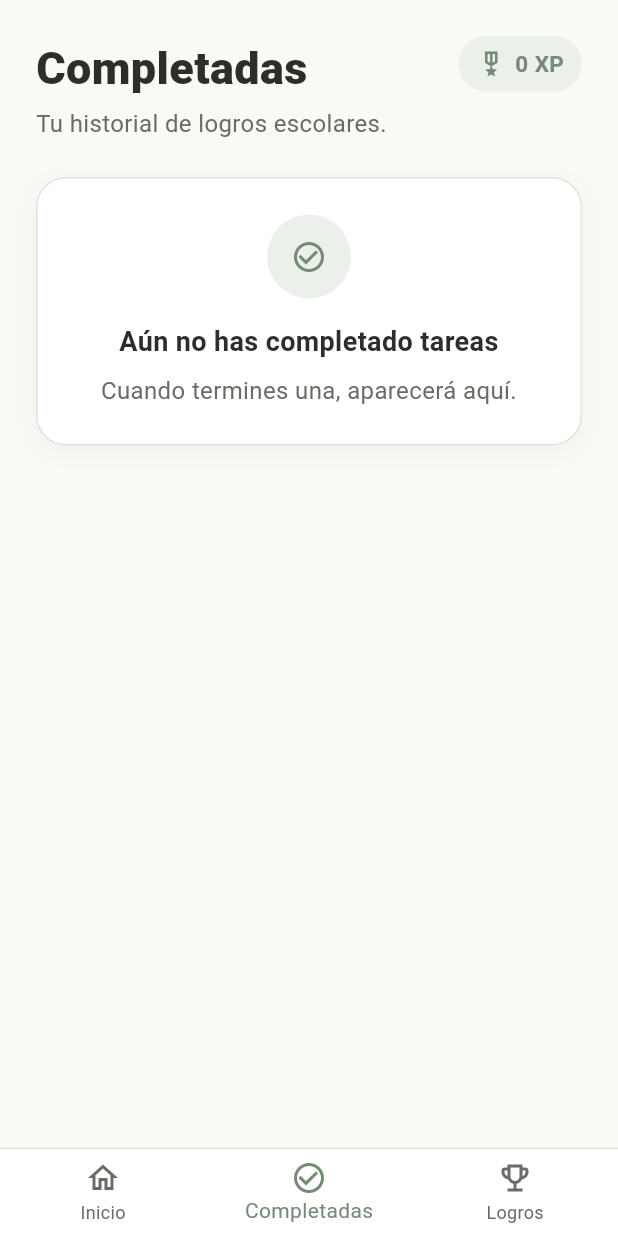
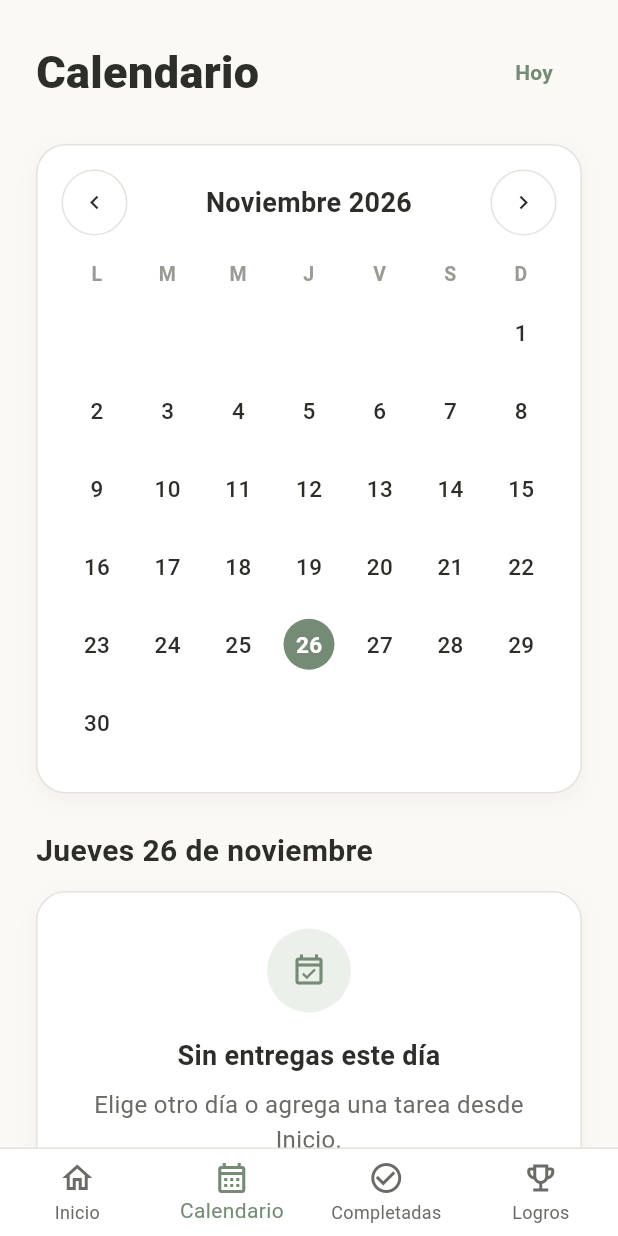
Before and after one commit to Bkyo13/studdy_plan_proyecto, a Flutter app: the EstudianteHome screen opened directly, item 2 of the bottom bar chosen, on a phone screen of 412 x 824 dp. Run offline on Flutter 3.47's test engine with Material 3 defaults, Android fonts, the phone set to English and light mode, and no system bars; our stand-ins replace shared_preferences; accounts and stored records are empty.

Commit message:
Agrega pestaña de Calendario xd

```diff
--- /dev/null
+++ b/lib/screens/estudiante/calendario_screen.dart
@@ -0,0 +1,271 @@
+import 'package:flutter/material.dart';
+import 'package:provider/provider.dart';
+
+import '../../models/tarea.dart';
+import '../../providers/auth_provider.dart';
+import '../../providers/materia_provider.dart';
+import '../../providers/tarea_provider.dart';
+import '../../theme/app_theme.dart';
+import '../../utils/formato_fecha.dart';
+import '../../widgets/boton_circular.dart';
+import '../../widgets/estado_vacio.dart';
+import '../../widgets/tarjeta_tarea.dart';
+import 'detalle_tarea_screen.dart';
+
+/// Pestaña Calendario: vista del mes con puntitos en los días que tienen
+/// entregas, y abajo la lista de tareas del día elegido. Hecho con widgets
+/// de Flutter, sin paquetes extra.
+class CalendarioScreen extends StatefulWidget {
+  const CalendarioScreen({super.key});
+
+  @override
+  State<CalendarioScreen> createState() => _CalendarioScreenState();
+}
+
+class _CalendarioScreenState extends State<CalendarioScreen> {
+  static const _iniciales = ['L', 'M', 'M', 'J', 'V', 'S', 'D'];
+
+  /// Primer día del mes que se está viendo.
+  late DateTime _mes;
+
+  /// Día elegido (sin hora).
+  late DateTime _diaElegido;
+
+  @override
+  void initState() {
+    super.initState();
+    final hoy = _soloDia(DateTime.now());
+    _mes = DateTime(hoy.year, hoy.month);
+    _diaElegido = hoy;
+  }
+
+  DateTime _soloDia(DateTime f) => DateTime(f.year, f.month, f.day);
+
+  void _cambiarMes(int delta) {
+    setState(() => _mes = DateTime(_mes.year, _mes.month + delta));
+  }
+
+  void _irAHoy() {
+    final hoy = _soloDia(DateTime.now());
+    setState(() {
+      _mes = DateTime(hoy.year, hoy.month);
+      _diaElegido = hoy;
+    });
+  }
+
+  @override
+  Widget build(BuildContext context) {
+    final usuario = context.watch<AuthProvider>().usuarioActual;
+    final materias = context.watch<MateriaProvider>();
+    final tareas = usuario == null
+        ? <Tarea>[]
+        : context.watch<TareaProvider>().tareasDe(usuario.id);
+
+    // Tareas agrupadas por día de entrega.
+    final porDia = <DateTime, List<Tarea>>{};
+    for (final t in tareas) {
+      porDia.putIfAbsent(_soloDia(t.fechaEntrega), () => []).add(t);
+    }
+    final delDia = List<Tarea>.of(porDia[_diaElegido] ?? const <Tarea>[])
+      ..sort((a, b) {
+        // Primero las pendientes, luego por hora de entrega.
+        if (a.estado != b.estado) {
+          return a.estado == Estado.pendiente ? -1 : 1;
+        }
+        return a.fechaEntrega.compareTo(b.fechaEntrega);
+      });
+
+    return SafeArea(
+      child: ListView(
+        padding: const EdgeInsets.all(AppSpacing.pantalla),
+        children: [
+          Row(
+            children: [
+              const Expanded(
+                child: Text('Calendario', style: AppText.tituloPantalla),
+              ),
+              TextButton(
+                onPressed: _irAHoy,
+                child: const Text(
+                  'Hoy',
+                  style: TextStyle(
+                    fontWeight: FontWeight.w600,
+                    color: AppColors.verde,
+                  ),
+                ),
+              ),
+            ],
+          ),
+          const SizedBox(height: AppSpacing.entreSecciones),
+          Container(
+            padding: const EdgeInsets.all(16),
+            decoration: AppDecor.tarjeta(),
+            child: Column(
+              children: [
+                _encabezadoMes(),
+                const SizedBox(height: 16),
+                _filaIniciales(),
+                const SizedBox(height: 8),
+                ..._semanas(porDia),
+              ],
+            ),
+          ),
+          const SizedBox(height: AppSpacing.entreSecciones),
+          Text(formatoDiaLargo(_diaElegido), style: AppText.tituloSeccion),
+          const SizedBox(height: 12),
+          if (delDia.isEmpty)
+            const EstadoVacio(
+              icono: Icons.event_available_outlined,
+              titulo: 'Sin entregas este día',
+              mensaje: 'Elige otro día o agrega una tarea desde Inicio.',
+            )
+          else
+            for (final tarea in delDia) ...[
+              TarjetaTarea(
+                tarea: tarea,
+                materia: materias.porId(tarea.materiaId),
+                onTap: () => Navigator.of(context).push(
+                  MaterialPageRoute(
+                    builder: (_) => DetalleTareaScreen(tareaId: tarea.id),
+                  ),
+                ),
+              ),
+              const SizedBox(height: AppSpacing.entreTarjetas),
+            ],
+        ],
+      ),
+    );
+  }
+
+  Widget _encabezadoMes() {
+    return Row(
+      children: [
+        BotonCircular(
+          icono: Icons.chevron_left,
+          onPressed: () => _cambiarMes(-1),
+        ),
+        Expanded(
+          child: Text(
+            formatoMesAnio(_mes),
+            textAlign: TextAlign.center,
+            style: AppText.tituloTarjeta,
+          ),
+        ),
+        BotonCircular(
+          icono: Icons.chevron_right,
+          onPressed: () => _cambiarMes(1),
+        ),
+      ],
+    );
+  }
+
+  Widget _filaIniciales() {
+    return Row(
+      children: [
+        for (final inicial in _iniciales)
+          Expanded(
+            child: Text(
+              inicial,
+              textAlign: TextAlign.center,
+              style: const TextStyle(
+                fontSize: 13,
+                fontWeight: FontWeight.w700,
+                color: AppColors.textoTenue,
+              ),
+            ),
+          ),
+      ],
+    );
+  }
+
+  /// Filas de 7 días. Los huecos antes del día 1 y después del último quedan vacíos.
+  List<Widget> _semanas(Map<DateTime, List<Tarea>> porDia) {
+    final diasEnMes = DateTime(_mes.year, _mes.month + 1, 0).day;
+    final huecosInicio = _mes.weekday - 1; // lunes = 0
+    final totalCeldas = ((huecosInicio + diasEnMes + 6) ~/ 7) * 7;
+
+    final filas = <Widget>[];
+    for (var inicio = 0; inicio < totalCeldas; inicio += 7) {
+      filas.add(
+        Row(
+          children: [
+            for (var i = inicio; i < inicio + 7; i++)
+              Expanded(
+                child: (i < huecosInicio || i >= huecosInicio + diasEnMes)
+                    ? const SizedBox(height: 52)
+                    : _celdaDia(
+                        DateTime(_mes.year, _mes.month, i - huecosInicio + 1),
+                        porDia,
+                      ),
+              ),
+          ],
+        ),
+      );
+    }
+    return filas;
+  }
+
+  Widget _celdaDia(DateTime dia, Map<DateTime, List<Tarea>> porDia) {
+    final hoy = _soloDia(DateTime.now());
+    final esHoy = dia == hoy;
+    final elegido = dia == _diaElegido;
+    final tareasDia = porDia[dia] ?? const <Tarea>[];
+
+    return InkWell(
+      borderRadius: BorderRadius.circular(12),
+      onTap: () => setState(() => _diaElegido = dia),
+      child: SizedBox(
+        height: 52,
+        child: Column(
+          mainAxisAlignment: MainAxisAlignment.center,
+          children: [
+            Container(
+              width: 34,
+              height: 34,
+              alignment: Alignment.center,
+              decoration: BoxDecoration(
+                color: elegido ? AppColors.verde : Colors.transparent,
+                shape: BoxShape.circle,
+                border: (esHoy && !elegido)
+                    ? Border.all(color: AppColors.verde, width: 1.5)
+                    : null,
+              ),
+              child: Text(
+                '${dia.day}',
+                style: TextStyle(
+                  fontSize: 15,
+                  fontWeight: (elegido || esHoy) ? FontWeight.w700 : FontWeight.w500,
+                  color: elegido ? Colors.white : AppColors.texto,
+                ),
+              ),
+            ),
+            const SizedBox(height: 3),
+            _puntos(tareasDia),
+          ],
+        ),
+      ),
+    );
+  }
+
+  /// Hasta 3 puntitos: color de prioridad si está pendiente, gris si ya se completó.
+  Widget _puntos(List<Tarea> tareasDia) {
+    if (tareasDia.isEmpty) return const SizedBox(height: 6);
+    return Row(
+      mainAxisAlignment: MainAxisAlignment.center,
+      children: [
+        for (final t in tareasDia.take(3))
+          Container(
+            width: 6,
+            height: 6,
+            margin: const EdgeInsets.symmetric(horizontal: 1.5),
+            decoration: BoxDecoration(
+              color: t.estado == Estado.completada
+                  ? AppColors.textoTenue
+                  : AppColors.paraPrioridad(t.prioridad),
+              shape: BoxShape.circle,
+            ),
+          ),
+      ],
+    );
+  }
+}
--- a/lib/screens/estudiante/estudiante_home.dart
+++ b/lib/screens/estudiante/estudiante_home.dart
@@ -1,12 +1,14 @@
 import 'package:flutter/material.dart';
 
 import '../../theme/app_theme.dart';
+import 'calendario_screen.dart';
 import 'completadas_screen.dart';
 import 'inicio_screen.dart';
 import 'logros_screen.dart';
 import 'nueva_tarea_screen.dart';
 
-/// Dashboard del Estudiante: barra inferior con Inicio, Completadas y Logros.
+/// Dashboard del Estudiante: barra inferior con Inicio, Calendario,
+/// Completadas y Logros.
 class EstudianteHome extends StatefulWidget {
   const EstudianteHome({super.key});
 
@@ -24,9 +26,10 @@ class _EstudianteHomeState extends State<EstudianteHome> {
         index: _indice,
         children: [
           const InicioScreen(),
+          const CalendarioScreen(),
           const CompletadasScreen(),
           // Se crea cada vez que se abre la pestaña, para revisar logros nuevos.
-          if (_indice == 2) const LogrosScreen() else const SizedBox.shrink(),
+          if (_indice == 3) const LogrosScreen() else const SizedBox.shrink(),
         ],
       ),
       floatingActionButton: _indice == 0
@@ -60,6 +63,10 @@ class _EstudianteHomeState extends State<EstudianteHome> {
               label: 'Inicio',
             ),
             BottomNavigationBarItem(
+              icon: Icon(Icons.calendar_month_outlined),
+              label: 'Calendario',
+            ),
+            BottomNavigationBarItem(
               icon: Icon(Icons.check_circle_outline),
               label: 'Completadas',
             ),
--- a/lib/utils/formato_fecha.dart
+++ b/lib/utils/formato_fecha.dart
@@ -83,3 +83,14 @@ const _mesesLargos = [
 String formatoFechaLarga(DateTime fecha) {
   return '${fecha.day} de ${_mesesLargos[fecha.month - 1]} de ${fecha.year}, ${_hora(fecha)}';
 }
+
+/// "Noviembre 2026" (encabezado del calendario).
+String formatoMesAnio(DateTime fecha) {
+  final mes = _mesesLargos[fecha.month - 1];
+  return '${mes[0].toUpperCase()}${mes.substring(1)} ${fecha.year}';
+}
+
+/// "Miércoles 25 de noviembre" (día elegido en el calendario).
+String formatoDiaLargo(DateTime fecha) {
+  return '${_dias[fecha.weekday - 1]} ${fecha.day} de ${_mesesLargos[fecha.month - 1]}';
+}
```
